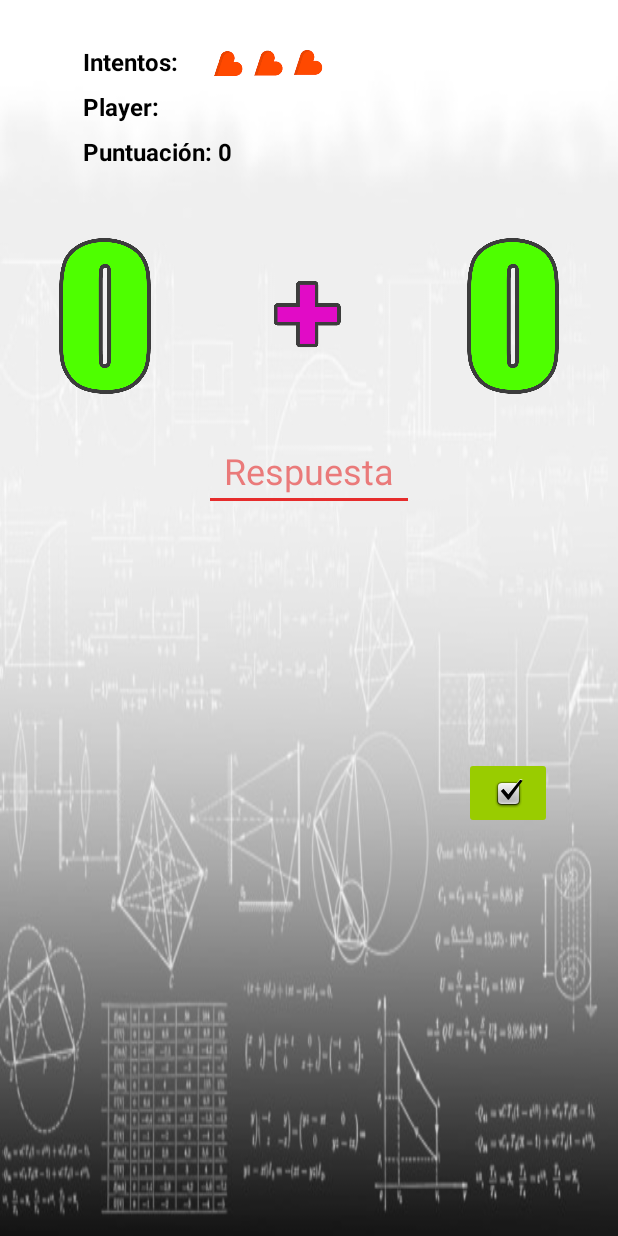
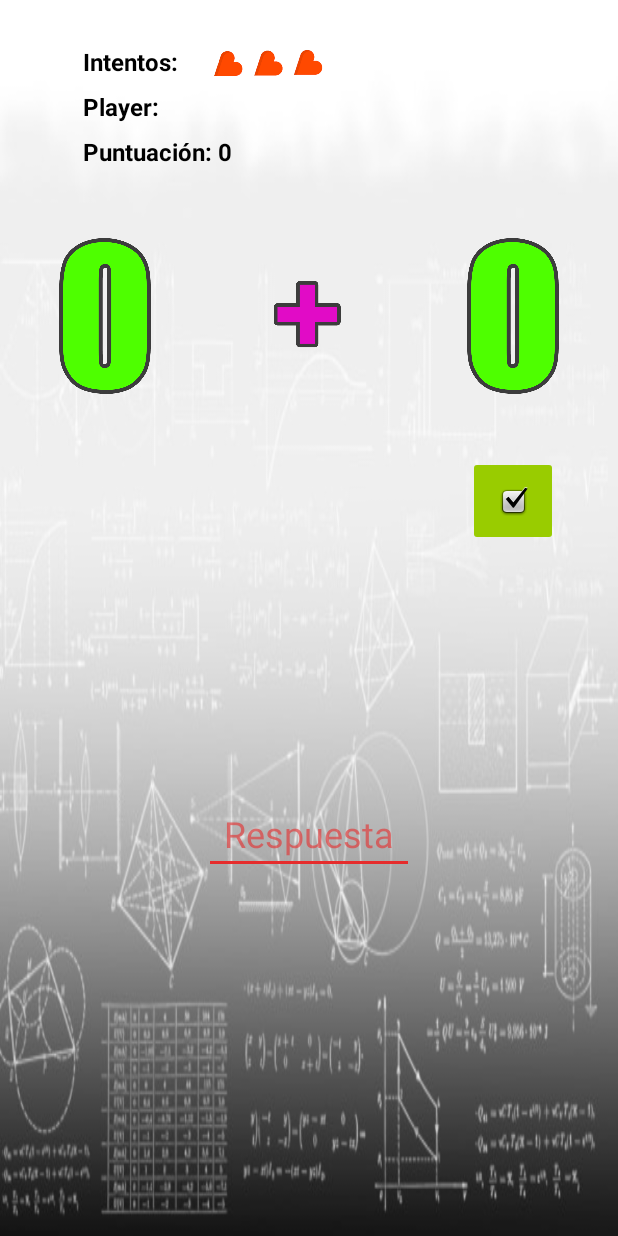
Before and after one commit to SrPampa/JuegoSumasAndroid, an Android app: the layout activity_niveles.xml on its own in the app's theme, with its tools: preview values and no code run, on a phone screen of 412 x 824 dp. Run offline under Robolectric (Android 15) with nearby library versions, the phone set to English and light mode, and no system bars.

Commit message:
añadidas imagenes colores (prueba metodo numaletorio)

```diff
--- a/app/src/main/res/layout/activity_niveles.xml
+++ b/app/src/main/res/layout/activity_niveles.xml
@@ -97,9 +97,9 @@
         android:id="@+id/editTextNumber"
         android:layout_width="140dp"
         android:layout_height="wrap_content"
-        android:layout_below="@+id/imageView_signo"
+        android:layout_alignParentBottom="true"
         android:layout_centerHorizontal="true"
-        android:layout_marginTop="16dp"
+        android:layout_marginBottom="241dp"
         android:autofillHints=""
         android:backgroundTint="#FDE62B2B"
         android:ems="10"
@@ -113,19 +113,19 @@
 
     <ImageButton
         android:id="@+id/imageButton_check"
-        android:layout_width="58dp"
-        android:layout_height="wrap_content"
-        android:layout_alignParentEnd="true"
-        android:layout_alignParentBottom="true"
-        android:layout_centerVertical="true"
-        android:layout_marginStart="33dp"
-        android:layout_marginEnd="44dp"
-        android:layout_marginBottom="271dp"
-        android:layout_toEndOf="@+id/editTextNumber"
+        android:layout_width="60dp"
+        android:layout_height="60dp"
+        android:layout_alignParentStart="true"
+
+
+        android:layout_alignParentTop="true"
+
+
+        android:layout_centerHorizontal="true"
+        android:layout_marginStart="312dp"
+        android:layout_marginTop="304dp"
         android:backgroundTint="@android:color/holo_green_light"
         android:contentDescription="@string/app_name"
-        android:minWidth="48dp"
-        android:minHeight="48dp"
         android:src="@android:drawable/checkbox_on_background" />
 
 
```
Also changed, not shown: app/src/main/java/com/example/sums/Nivel1.java (+41 -3 lines), app/src/main/java/com/example/sums/Nivel2.java (added, +7 -0 lines), app/src/main/res/drawable/cinco.png (added), app/src/main/res/drawable/cuatro.png (added), app/src/main/res/drawable/dos.png (added), app/src/main/res/drawable/escuadra.png, app/src/main/res/drawable/nueve.png (added), app/src/main/res/drawable/ocho.png (added), app/src/main/res/drawable/seis.png (added), app/src/main/res/drawable/siete.png (added), app/src/main/res/drawable/tres.png (added), app/src/main/res/drawable/uno.png (added).
